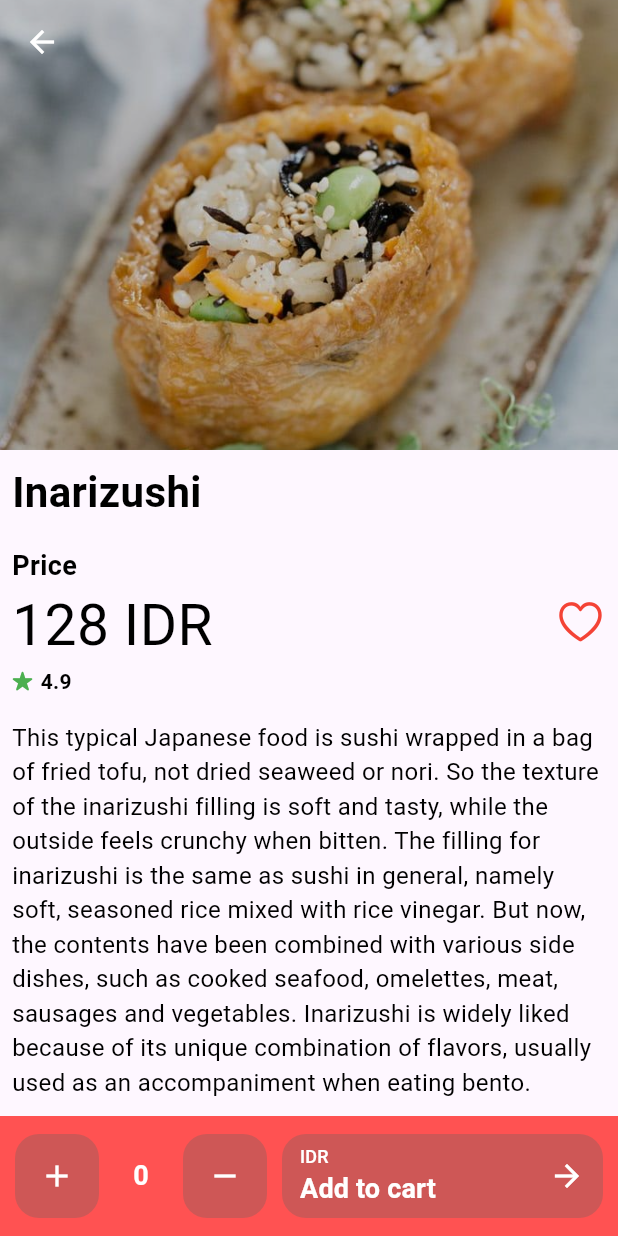
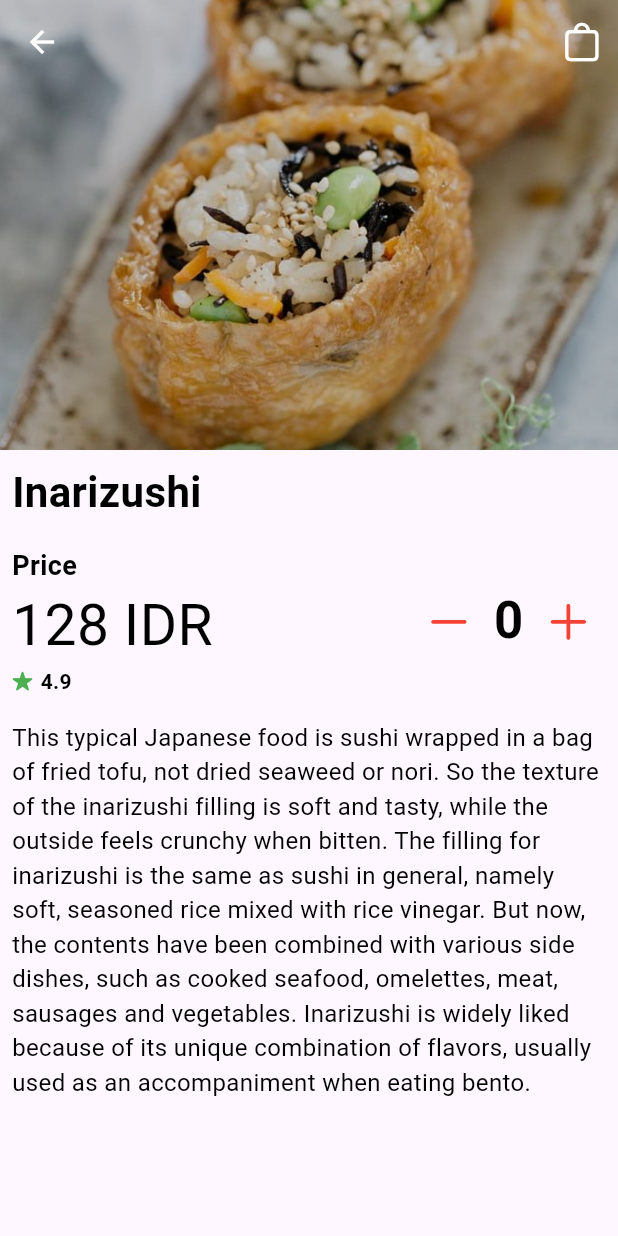
Before and after one commit to aziziabduls/flutter_course_batch2, a Flutter app: the Dashboard screen opened directly, after a tap on "Inarizushi", on a phone screen of 412 x 824 dp. Run offline on Flutter 3.47's test engine with Material 3 defaults, Android fonts, the phone set to English and light mode, and no system bars; our stand-ins replace shimmer.

```diff
--- a/lib/main.dart
+++ b/lib/main.dart
@@ -1,5 +1,5 @@
 import 'package:flutter/material.dart';
-import 'package:flutter_course_batch_2/provider/counter_provider.dart';
+import 'package:flutter_course_batch_2/provider/cart.dart';
 import 'package:flutter_course_batch_2/screens/about_screen.dart';
 import 'package:flutter_course_batch_2/screens/emoji_generator.dart';
 import 'package:flutter_course_batch_2/screens/home_screen.dart';
@@ -8,7 +8,7 @@ import 'package:provider/provider.dart';
 void main() {
   runApp(
     ChangeNotifierProvider(
-      create: (_) => CounterProvider(),
+      create: (_) => Cart(),
       child: MyApp(),
     ),
   );
--- a/lib/screens/sushi_app/dashboard.dart
+++ b/lib/screens/sushi_app/dashboard.dart
@@ -4,7 +4,10 @@ import 'package:flutter/cupertino.dart';
 import 'package:flutter/material.dart';
 import 'package:flutter/services.dart';
 import 'package:flutter_course_batch_2/models/food.dart';
+import 'package:flutter_course_batch_2/provider/cart.dart';
+import 'package:flutter_course_batch_2/screens/sushi_app/cart_screen.dart';
 import 'package:flutter_course_batch_2/screens/sushi_app/detail_screen.dart';
+import 'package:provider/provider.dart';
 
 class Dashboard extends StatefulWidget {
   const Dashboard({super.key});
@@ -36,6 +39,10 @@ class _DashboardState extends State<Dashboard> {
         ),
       ),
     );
+  }
+
+  void goToCart() {
+    Navigator.push(context, MaterialPageRoute(builder: (context) => CartScreen()));
   }
 
   @override
@@ -87,29 +94,31 @@ class _DashboardState extends State<Dashboard> {
               size: 30,
             ),
           ),
-          Padding(
+          Consumer<Cart>(
+            builder: (context, value, child) {
+              return Padding(
                 padding: const EdgeInsets.all(8.0),
                 child: Stack(
                   children: [
                     IconButton(
-                  onPressed: () {},
+                      onPressed: () {
+                        goToCart();
+                      },
                       icon: Icon(
                         CupertinoIcons.bag,
                         size: 30,
                       ),
                     ),
                     Visibility(
-                  visible: false,
-                  child: Positioned(
-                    top: 2,
-                    right: 2,
+                      visible: value.cart.isNotEmpty ? true : false,
                       child: CircleAvatar(
                         radius: 10,
-                      backgroundColor: Colors.red,
+                        backgroundColor: Colors.yellow,
+                        child: Center(
                           child: Text(
-                        '10',
+                            value.cart.length.toString(),
                             style: TextStyle(
-                          color: Colors.white,
+                              color: Colors.black,
                               fontSize: 10,
                             ),
                           ),
@@ -118,7 +127,9 @@ class _DashboardState extends State<Dashboard> {
                     )
                   ],
                 ),
-          ),
+              );
+            },
+          )
         ],
       ),
       body: Column(
@@ -243,7 +254,11 @@ class _DashboardState extends State<Dashboard> {
               fontWeight: FontWeight.bold,
             ),
           ),
-          Container(
+          GestureDetector(
+            onTap: () {
+              goToDetailFood(2);
+            },
+            child: Container(
               height: 200,
               width: MediaQuery.sizeOf(context).width,
               decoration: BoxDecoration(
@@ -278,6 +293,7 @@ class _DashboardState extends State<Dashboard> {
                     ),
                   )
                 ],
+              ),
             ),
           ),
         ],
--- a/lib/screens/sushi_app/detail_screen.dart
+++ b/lib/screens/sushi_app/detail_screen.dart
@@ -1,6 +1,9 @@
 import 'package:flutter/cupertino.dart';
 import 'package:flutter/material.dart';
 import 'package:flutter_course_batch_2/models/food.dart';
+import 'package:flutter_course_batch_2/provider/cart.dart';
+import 'package:flutter_course_batch_2/screens/sushi_app/cart_screen.dart';
+import 'package:provider/provider.dart';
 
 class DetailScreen extends StatefulWidget {
   final Food food;
@@ -15,6 +18,119 @@ class DetailScreen extends StatefulWidget {
 }
 
 class _DetailScreenState extends State<DetailScreen> {
+  int qtyCount = 0;
+  int totalPrice = 0;
+
+  void incrementQty() {
+    setState(() {
+      qtyCount++;
+      totalPrice = qtyCount * int.parse(widget.food.price.toString());
+    });
+  }
+
+  void decrementQty() {
+    setState(() {
+      if (qtyCount > 0) {
+        qtyCount--;
+        totalPrice = qtyCount * int.parse(widget.food.price.toString());
+      }
+    });
+  }
+
+  void addToCart() {
+    if (qtyCount > 0) {
+      final cart = context.read<Cart>();
+      cart.addToCart(widget.food, qtyCount);
+      popUpDialog();
+    }
+  }
+
+  void popUpDialog() {
+    setState(() {
+      qtyCount = 0;
+      totalPrice = 0;
+    });
+
+    showModalBottomSheet(
+      context: context,
+      isDismissible: false,
+      showDragHandle: true,
+      builder: (context) {
+        return Container(
+          padding: const EdgeInsets.all(16),
+          width: MediaQuery.of(context).size.width,
+          child: Column(
+            mainAxisSize: MainAxisSize.min,
+            crossAxisAlignment: CrossAxisAlignment.start,
+            children: [
+              Text(
+                'Food was added to cart',
+                style: TextStyle(
+                  fontSize: 20.0,
+                  fontWeight: FontWeight.bold,
+                ),
+              ),
+              Text(
+                '${widget.food.name} was added to cart, would you like to add some food?',
+                style: TextStyle(
+                  fontSize: 18.0,
+                ),
+              ),
+              SizedBox(height: 30),
+              Row(
+                children: [
+                  Expanded(
+                    child: FloatingActionButton(
+                      heroTag: 'goToCart',
+                      backgroundColor: Color.fromARGB(109, 140, 94, 91),
+                      elevation: 0,
+                      onPressed: () {
+                        Navigator.pop(context);
+                        goToCart();
+                      },
+                      child: Text(
+                        'View cart',
+                        style: TextStyle(
+                          fontSize: 18,
+                          fontWeight: FontWeight.bold,
+                          color: Colors.white,
+                        ),
+                      ),
+                    ),
+                  ),
+                  SizedBox(width: 10),
+                  Expanded(
+                    child: FloatingActionButton(
+                      heroTag: 'pop',
+                      backgroundColor: Theme.of(context).primaryColor,
+                      elevation: 0,
+                      onPressed: () {
+                        Navigator.pop(context);
+                        Navigator.pop(context);
+                      },
+                      child: Text(
+                        'Sure',
+                        style: TextStyle(
+                          fontSize: 18,
+                          fontWeight: FontWeight.bold,
+                          color: Colors.white,
+                        ),
+                      ),
+                    ),
+                  ),
+                ],
+              )
+            ],
+          ),
+        );
+      },
+    );
+  }
+
+  void goToCart() {
+    Navigator.push(context, MaterialPageRoute(builder: (context) => CartScreen()));
+  }
+
   @override
   Widget build(BuildContext context) {
     return Scaffold(
@@ -24,75 +140,69 @@ class _DetailScreenState extends State<DetailScreen> {
         backgroundColor: Colors.transparent,
         foregroundColor: Colors.white,
         elevation: 0,
-      ),
-      body: foodDetailWidget(context),
-      bottomNavigationBar: Container(
-        padding: EdgeInsets.symmetric(horizontal: 10),
-        color: Colors.redAccent,
-        height: 80,
-        width: MediaQuery.sizeOf(context).width,
-        child: Row(
-          mainAxisSize: MainAxisSize.min,
+        actions: [
+          Consumer<Cart>(
+            builder: (context, value, child) {
+              return Stack(
                 children: [
-            FloatingActionButton(
-              heroTag: 'q',
-              backgroundColor: const Color.fromARGB(109, 140, 94, 91),
-              elevation: 0,
-              onPressed: () {},
-              child: const Icon(
-                Icons.add,
-                color: Colors.white,
+                  IconButton(
+                    onPressed: () {
+                      goToCart();
+                    },
+                    icon: Icon(
+                      CupertinoIcons.bag,
+                      size: 30,
                     ),
                   ),
-            FloatingActionButton(
-              heroTag: 'w',
-              backgroundColor: Colors.transparent,
-              elevation: 0,
-              onPressed: () {},
+                  Visibility(
+                    visible: value.cart.isNotEmpty ? true : false,
+                    child: CircleAvatar(
+                      radius: 10,
+                      backgroundColor: Colors.yellow,
+                      child: Center(
                         child: Text(
-                '0',
-                style: const TextStyle(
-                  fontSize: 18,
-                  fontWeight: FontWeight.bold,
-                  color: Colors.white,
+                          value.cart.length.toString(),
+                          style: TextStyle(
+                            color: Colors.black,
+                            fontSize: 10,
                           ),
                         ),
                       ),
-            FloatingActionButton(
-              heroTag: 'q',
-              backgroundColor: const Color.fromARGB(109, 140, 94, 91),
-              elevation: 0,
-              onPressed: () {},
-              child: const Icon(
-                Icons.remove,
-                color: Colors.white,
                     ),
+                  )
+                ],
+              );
+            },
+          )
+        ],
       ),
-            const SizedBox(width: 10),
-            Expanded(
-              child: FloatingActionButton(
-                heroTag: 't',
-                backgroundColor: const Color.fromARGB(109, 140, 94, 91),
-                elevation: 0,
-                onPressed: () {},
-                child: Padding(
-                  padding: const EdgeInsets.symmetric(horizontal: 12),
-                  child: Row(
-                    mainAxisAlignment: MainAxisAlignment.spaceBetween,
-                    children: const [
-                      Column(
-                        mainAxisAlignment: MainAxisAlignment.center,
+      body: foodDetailWidget(context),
+      bottomNavigationBar: qtyCount == 0
+          ? null
+          : GestureDetector(
+              onTap: () {
+                addToCart();
+              },
+              child: Container(
+                margin: const EdgeInsets.all(8.0),
+                padding: const EdgeInsets.fromLTRB(20, 10, 20, 10),
+                decoration: BoxDecoration(
+                  borderRadius: BorderRadius.circular(50),
+                  color: Colors.redAccent,
+                ),
+                child: Column(
+                  mainAxisSize: MainAxisSize.min,
                   crossAxisAlignment: CrossAxisAlignment.start,
                   children: [
                     Text(
-                            'IDR ',
+                      'Add To Cart',
                       style: TextStyle(
-                              fontSize: 12,
+                        fontSize: 18,
                         color: Colors.white,
                       ),
                     ),
                     Text(
-                            'Add to cart',
+                      'Rp. $totalPrice',
                       style: TextStyle(
                         fontSize: 18,
                         fontWeight: FontWeight.bold,
@@ -101,16 +211,6 @@ class _DetailScreenState extends State<DetailScreen> {
                     ),
                   ],
                 ),
-                      Icon(
-                        Icons.arrow_forward,
-                        color: Colors.white,
-                      ),
-                    ],
-                  ),
-                ),
-              ),
-            ),
-          ],
               ),
             ),
     );
@@ -198,12 +298,46 @@ class _DetailScreenState extends State<DetailScreen> {
                   ],
                 ),
 
-                // Icon Favorite
-                Icon(
-                  CupertinoIcons.heart,
+                // // Icon Favorite
+                // Icon(
+                //   CupertinoIcons.heart,
+                //   size: 34,
+                //   color: Colors.red,
+                // ),
+                Row(
+                  children: [
+                    IconButton(
+                      onPressed: () {
+                        decrementQty();
+                      },
+                      icon: Icon(
+                        CupertinoIcons.minus,
                         size: 34,
                         color: Colors.red,
                       ),
+                    ),
+                    SizedBox(width: 5),
+                    Text(
+                      qtyCount.toString(),
+                      style: TextStyle(
+                        color: Colors.black,
+                        fontSize: 34,
+                        fontWeight: FontWeight.bold,
+                      ),
+                    ),
+                    SizedBox(width: 5),
+                    IconButton(
+                      onPressed: () {
+                        incrementQty();
+                      },
+                      icon: Icon(
+                        CupertinoIcons.plus,
+                        size: 34,
+                        color: Colors.red,
+                      ),
+                    ),
+                  ],
+                )
               ],
             ),
           ),
--- a/pubspec.yaml
+++ b/pubspec.yaml
@@ -33,6 +33,7 @@ dependencies:
     sdk: flutter
   http: ^1.2.2
   provider: ^6.1.2
+  shimmer: ^3.0.0
 
 dev_dependencies:
   flutter_lints: ^3.0.0
```
Also changed, not shown: lib/provider/cart.dart (added, +30 -0 lines), lib/screens/sushi_app/cart_screen.dart (+241 -0 lines), pubspec.lock. Lines whose indentation alone changed are shown as unchanged.
